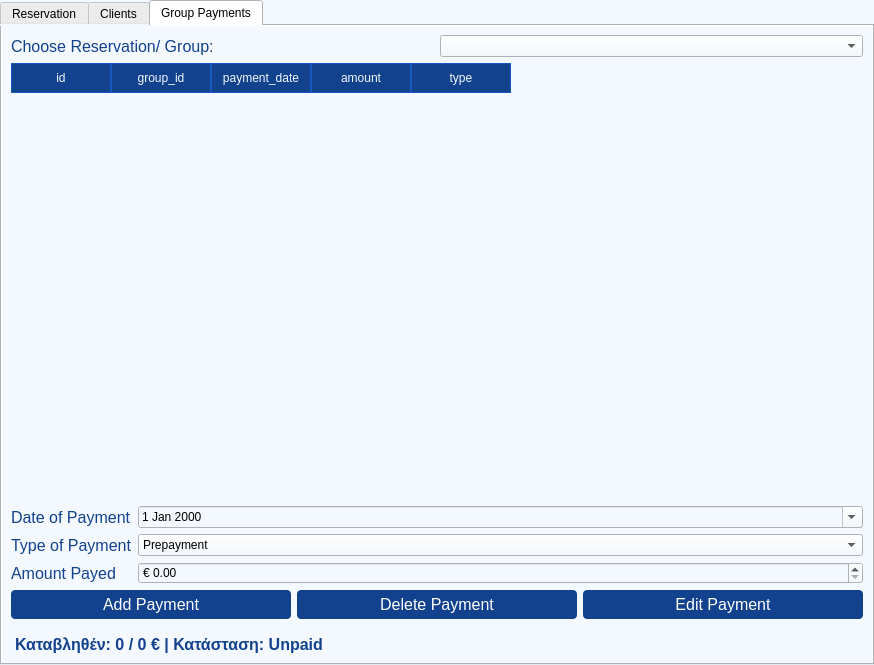
First picture: the form in ui/reservation.ui, repository Dimalko/telo2, before the edit.
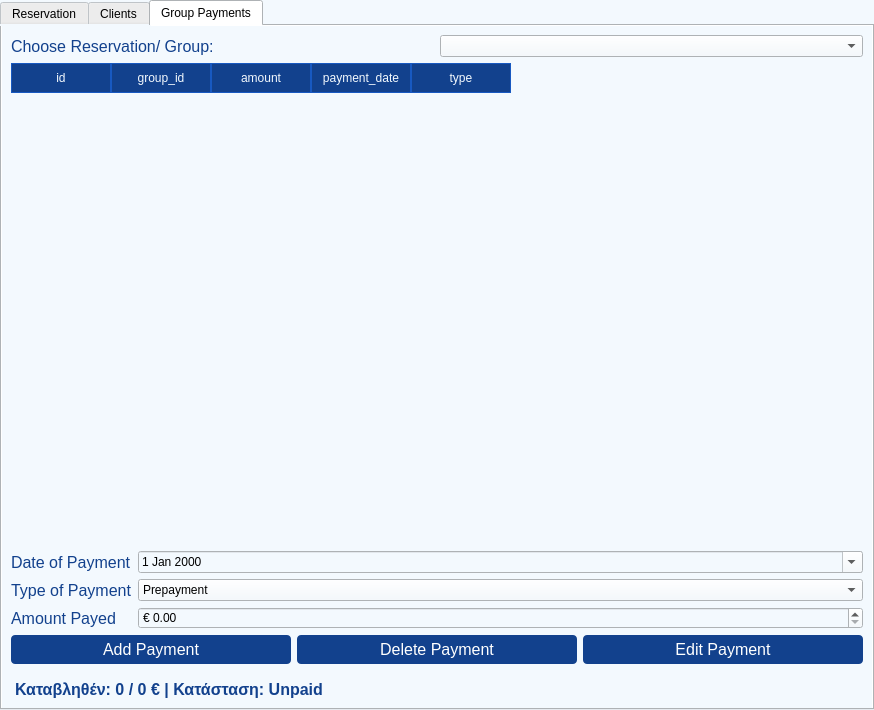
Second picture: the form after the edit. The open tabs and pages were chosen to show the change.

Commit message: reservation upadted

Patch:
```diff
--- a/ui/reservation.ui
+++ b/ui/reservation.ui
@@ -7,7 +7,7 @@
     <x>0</x>
     <y>0</y>
     <width>874</width>
-    <height>665</height>
+    <height>710</height>
    </rect>
   </property>
   <property name="windowTitle">
@@ -683,16 +683,16 @@
             <string>group_id</string>
            </property>
           </column>
-          <column>
-           <property name="text">
-            <string>payment_date</string>
-           </property>
-          </column>
           <column>
            <property name="text">
             <string>amount</string>
            </property>
           </column>
+          <column>
+           <property name="text">
+            <string>payment_date</string>
+           </property>
+          </column>
           <column>
            <property name="text">
             <string>type</string>
```
Left out of the diff: 2 changed lines with no effect on the pictures. The commit also changes 6 other files.
